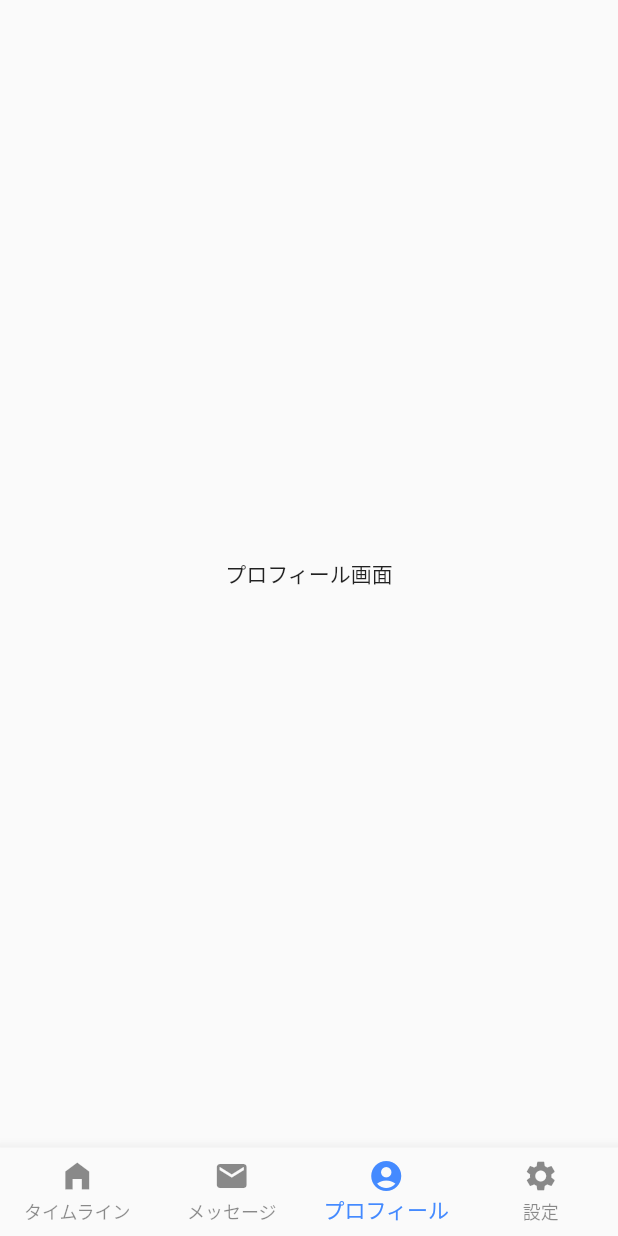
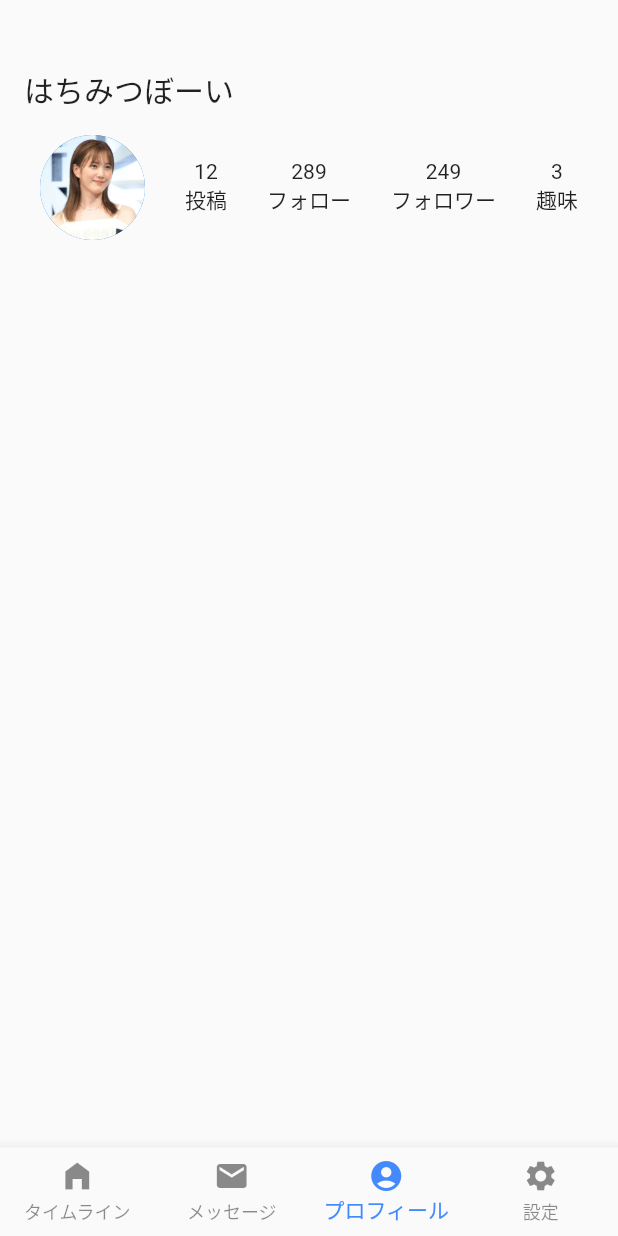
Before and after one commit to hachimitsuboy/shumeet, a Flutter app: the screen it shows after launch, item 3 of the bottom bar chosen, on a phone screen of 412 x 824 dp. Run offline on Flutter 3.47's test engine with Material 2 defaults, Android fonts, the light colour scheme and no system bars; our stand-ins replace flutter_riverpod.

Commit message:
ProfileStatusWidgetを画面に表示

```diff
--- a/lib/view/profile/profile_screen.dart
+++ b/lib/view/profile/profile_screen.dart
@@ -1,12 +1,25 @@
 import 'package:flutter/material.dart';
+import 'package:shumeet/view/profile/children/profile_status.dart';
 
 class ProfileScreen extends StatelessWidget {
   const ProfileScreen({Key? key}) : super(key: key);
 
   @override
   Widget build(BuildContext context) {
-    return const Center(
-      child: Text('プロフィール画面'),
+    return Column(
+      crossAxisAlignment: CrossAxisAlignment.start,
+      children: const [
+        SizedBox(height: 45),
+        Padding(
+          padding: EdgeInsets.only(left: 16.0),
+          child: Text(
+            'はちみつぼーい',
+            style: TextStyle(fontSize: 20),
+          ),
+        ),
+        SizedBox(height: 15),
+        ProfileStatus(),
+      ],
     );
   }
 }
```
